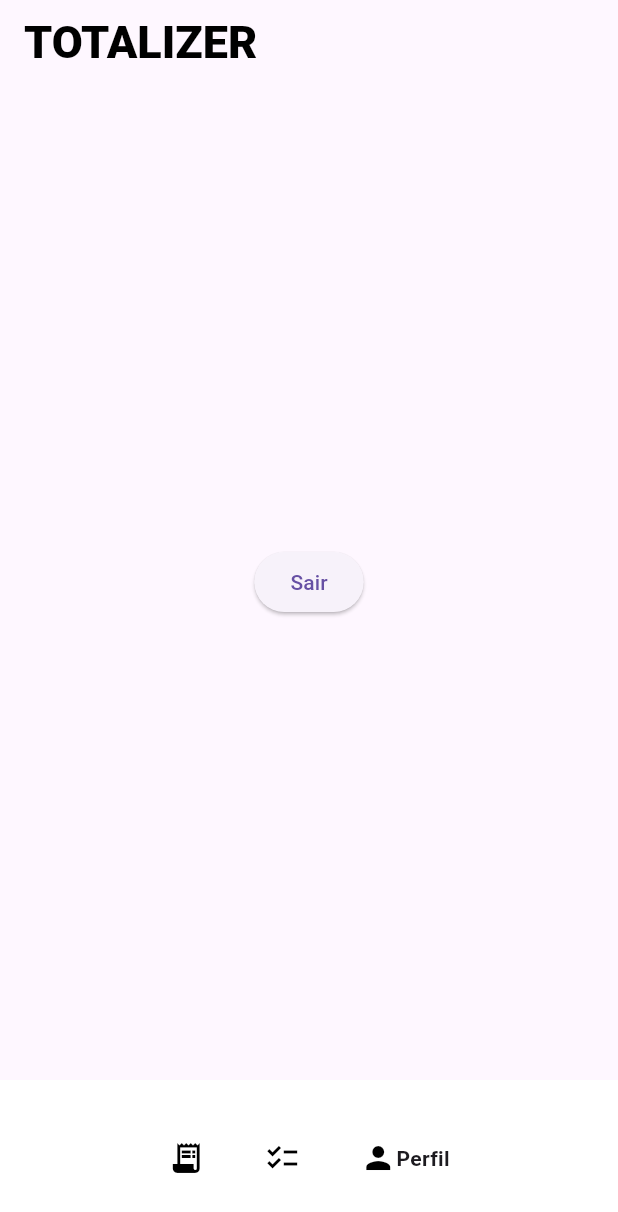
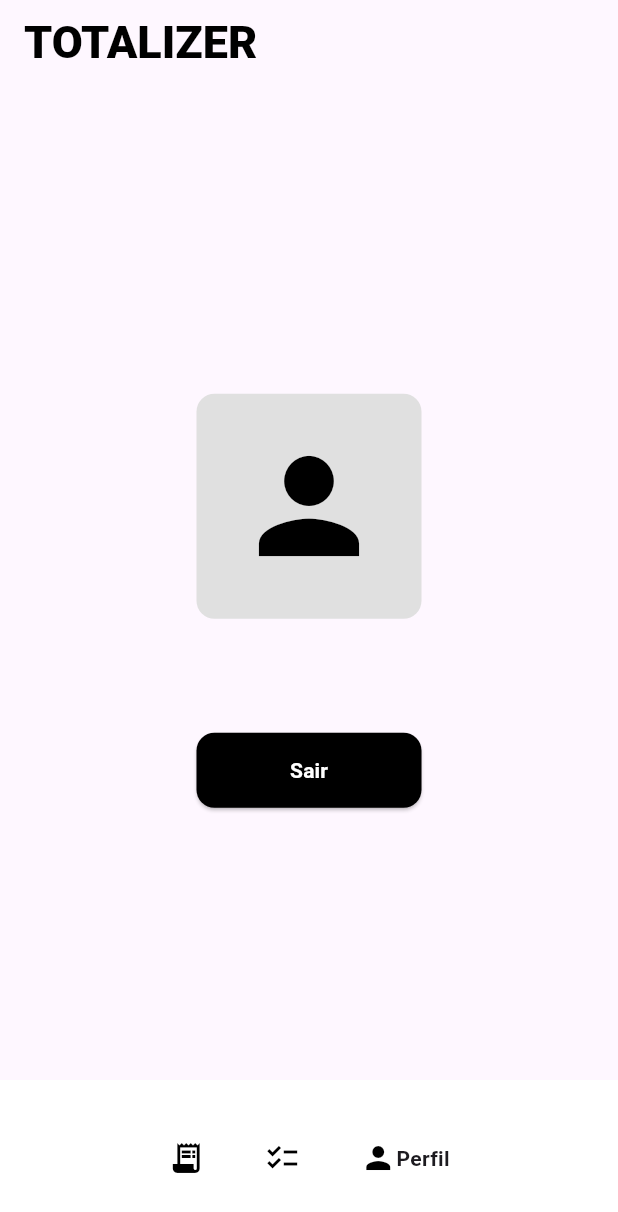
Before and after one commit to TotalizerCompany/Totalizer-App, a Flutter app: the screen it shows once a user with an empty profile is signed in, item 3 of the bottom bar chosen, on a phone screen of 412 x 824 dp. Shown: the top 1212 px of the screen. Run offline on Flutter 3.47's test engine with Material 3 defaults, Android fonts, the light colour scheme and no system bars; drawn by our look-alikes of google_nav_bar; our stand-ins replace cloud_firestore, firebase_auth, firebase_core, google_sign_in; missing offline and left inert: qr_code_scanner_plus, simple_speed_dial; accounts and stored records are empty.

Commit message:
new profile page

```diff
--- a/lib/routes/rotas.dart
+++ b/lib/routes/rotas.dart
@@ -95,14 +95,14 @@ class _RotasState extends State<Rotas> {
                 SpeedDialChild(
                   child: const Icon(Icons.add),
                   foregroundColor: Colors.white,
-                  backgroundColor: Colors.blue,
+                  backgroundColor: const Color.fromARGB(255, 17, 17, 17),
                   label: 'Criar nova lista',
                   onPressed: _criarNovaLista,
                 ),
                 SpeedDialChild(
                   child: const Icon(Icons.qr_code),
                   foregroundColor: Colors.white,
-                  backgroundColor: Colors.green,
+                  backgroundColor: const Color.fromARGB(255, 17, 17, 17),
                   label: 'Exportar listas',
                   onPressed: () {
                     Navigator.push(
@@ -114,10 +114,10 @@ class _RotasState extends State<Rotas> {
                   },
                 ),
               ],
-              closedForegroundColor: Colors.white,
+              closedForegroundColor: const Color.fromARGB(255, 0, 0, 0),
               openForegroundColor: Colors.black,
-              closedBackgroundColor: Colors.blue,
-              openBackgroundColor: Colors.blueGrey,
+              closedBackgroundColor: const Color.fromARGB(255, 255, 255, 255),
+              openBackgroundColor: const Color.fromARGB(255, 163, 163, 163),
               labelsStyle: const TextStyle(color: Colors.black),
               child: const Icon(Icons.menu),
             )
@@ -131,7 +131,7 @@ class _RotasState extends State<Rotas> {
                               QRScanner(useCompactData: true)),
                     );
                   },
-                  backgroundColor: Colors.blue,
+                  backgroundColor: const Color.fromARGB(255, 255, 255, 255),
                   child: const Icon(Icons.qr_code_2),
                 )
               : null,
--- a/lib/services/fireauth.dart
+++ b/lib/services/fireauth.dart
@@ -3,38 +3,38 @@ import 'package:firebase_auth/firebase_auth.dart';
 class FireAuth {
   FirebaseAuth firebaseAuth = FirebaseAuth.instance;
 
-  //cadastrar usurio com email e senha
+  // Cadastrar usuário com email e senha
   Future<String?> cadastrarUsuario({
     required String nome,
     required String email,
-    required String senha
+    required String senha,
   }) async {
     try {
-      //cria um novo usuario no firebase
+      // Cria um novo usuário no Firebase
       UserCredential userCredential = await firebaseAuth.createUserWithEmailAndPassword(
         email: email,
         password: senha,
       );
 
-      //atualiza o nome de exibição do usuario com o nome fornecido
+      // Atualiza o nome de exibição do usuário com o nome fornecido
       await userCredential.user!.updateDisplayName(nome);
 
       return null;
     } on FirebaseAuthException catch (e) {
       if (e.code == 'email-already-in-use') {
-        return 'E-mail já cadatrado';
+        return 'E-mail já cadastrado';
       }
       return 'Erro desconhecido';
     }
   }
 
-  //logar usuario com emial e senha
+  // Logar usuário com email e senha
   Future<String?> logarUsuario({
     required String email,
     required String senha,
   }) async {
     try {
-      //realiza o login do usuario com email e senha
+      // Realiza o login do usuário com email e senha
       await firebaseAuth.signInWithEmailAndPassword(
         email: email,
         password: senha,
@@ -49,8 +49,14 @@ class FireAuth {
     }
   }
 
-  //logout do usuario
-  Future<void> deslogarUsuario() async{
+  // Logout do usuário
+  Future<void> deslogarUsuario() async {
     await firebaseAuth.signOut();
   }
+
+  // Corrigido: Get the current user's email
+  String? getCurrentUserEmail() {
+    final user = firebaseAuth.currentUser;
+    return user?.email;
+  }
 }
--- a/lib/views/perfil.dart
+++ b/lib/views/perfil.dart
@@ -11,20 +11,81 @@ class Perfil extends StatefulWidget {
 
 class _PerfilState extends State<Perfil> {
   final FireAuth _fireAuth = FireAuth();
+  String? currentUserEmail;
+
+  @override
+  void initState() {
+    super.initState();
+    _fetchCurrentUserEmail();
+  }
+
+  // Fetch current user's email asynchronously
+  Future<void> _fetchCurrentUserEmail() async {
+    final email = _fireAuth.getCurrentUserEmail();
+    setState(() {
+      currentUserEmail = email;
+    });
+  }
 
   @override
   Widget build(BuildContext context) {
-    return Center(
-      child: ElevatedButton(
-        onPressed: () {
-          _fireAuth.deslogarUsuario();
+    // Show loading indicator while fetching the email
+    if (currentUserEmail == null) {
+      return const Scaffold(
+        body: Center(child: CircularProgressIndicator()),
+      );
+    }
 
-          Navigator.pushReplacement(
-            context,
-            MaterialPageRoute(builder: (context) => const Login()),
-          );
-        },
-        child: const Text("Sair"),
+    return Scaffold(
+      body: Center(
+        child: Column(
+          mainAxisAlignment: MainAxisAlignment.center,
+          children: [
+            const SizedBox(height: 25),
+            Container(
+              decoration: BoxDecoration(
+                color: Colors.grey.shade300,
+                borderRadius: BorderRadius.circular(12),
+              ),
+              padding: const EdgeInsets.all(25),
+              child: Icon(
+                Icons.person,
+                size: 100,
+                color: const Color.fromARGB(255, 0, 0, 0),
+              ),
+            ),
+            const SizedBox(height: 25),
+            Text(
+              currentUserEmail!,
+              style: const TextStyle(
+                fontSize: 18,
+                fontWeight: FontWeight.bold,
+              ),
+            ),
+            const SizedBox(height: 25),
+            ElevatedButton(
+              style: ElevatedButton.styleFrom(
+                backgroundColor: const Color.fromARGB(255, 0, 0, 0),
+                shape: RoundedRectangleBorder(
+                  borderRadius: BorderRadius.circular(12),
+                ),
+                minimumSize: const Size(150, 50),
+              ),
+              onPressed: () async {
+                await _fireAuth.deslogarUsuario(); // Log out the user
+
+                Navigator.pushReplacement(
+                  context,
+                  MaterialPageRoute(builder: (context) => const Login()),
+                );
+              },
+              child: const Text(
+                "Sair",
+                style: TextStyle(color: Colors.white,
+                  fontWeight: FontWeight.bold,)),
+            ),
+          ],
+        ),
       ),
     );
   }
--- a/lib/views/qr_code.dart
+++ b/lib/views/qr_code.dart
@@ -11,7 +11,7 @@ class QRScanner extends StatefulWidget {
   const QRScanner({super.key, required this.useCompactData});
 
   @override
-  _QRScannerState createState() => _QRScannerState();
+  createState() => _QRScannerState();
 }
 
 class _QRScannerState extends State<QRScanner> {
```
Also changed, not shown: pubspec.lock.
